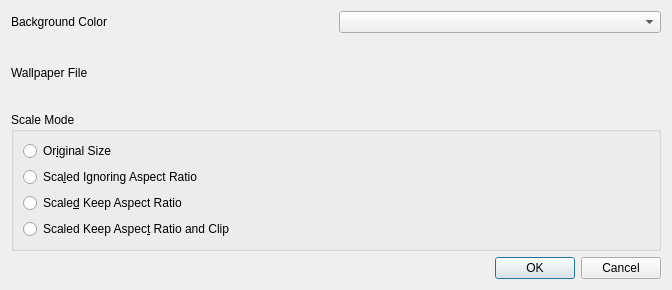
Before: the Qt Designer form ConfigureDesktopDialog.ui in KDE/liquidshell, drawn with Qt 5.
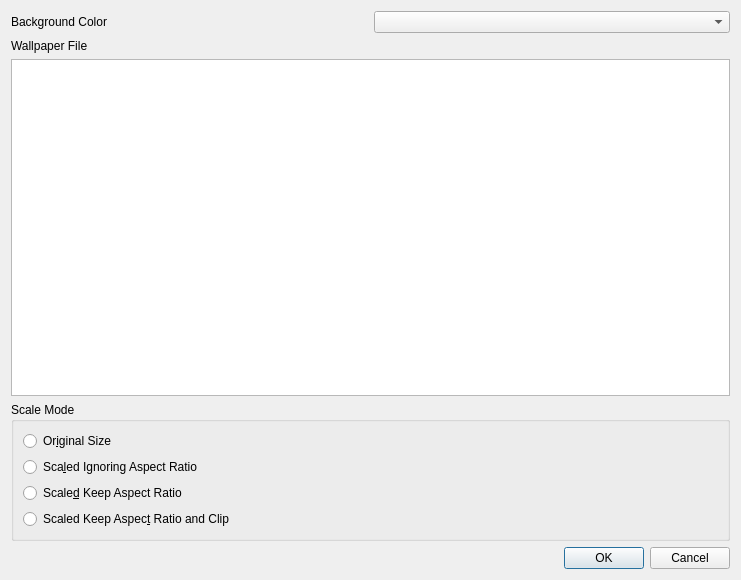
After: the same form once the commit is applied. Custom widgets are drawn as their Qt base class.

```diff
--- a/ConfigureDesktopDialog.ui
+++ b/ConfigureDesktopDialog.ui
@@ -7,8 +7,8 @@
    <rect>
     <x>0</x>
     <y>0</y>
-    <width>672</width>
-    <height>290</height>
+    <width>741</width>
+    <height>580</height>
    </rect>
   </property>
   <property name="windowTitle">
@@ -39,6 +39,28 @@
      </item>
     </layout>
    </item>
+   <item>
+    <widget class="QListWidget" name="iconView">
+     <property name="movement">
+      <enum>QListView::Static</enum>
+     </property>
+     <property name="flow">
+      <enum>QListView::LeftToRight</enum>
+     </property>
+     <property name="resizeMode">
+      <enum>QListView::Adjust</enum>
+     </property>
+     <property name="spacing">
+      <number>10</number>
+     </property>
+     <property name="viewMode">
+      <enum>QListView::IconMode</enum>
+     </property>
+     <property name="uniformItemSizes">
+      <bool>true</bool>
+     </property>
+    </widget>
+   </item>
    <item>
     <widget class="QGroupBox" name="groupBox">
      <property name="title">
@@ -89,16 +111,16 @@
   </layout>
  </widget>
  <customwidgets>
-  <customwidget>
-   <class>KUrlRequester</class>
-   <extends>QWidget</extends>
-   <header>kurlrequester.h</header>
-  </customwidget>
   <customwidget>
    <class>KColorCombo</class>
    <extends>QComboBox</extends>
    <header>kcolorcombo.h</header>
   </customwidget>
+  <customwidget>
+   <class>KUrlRequester</class>
+   <extends>QWidget</extends>
+   <header>kurlrequester.h</header>
+  </customwidget>
  </customwidgets>
  <resources/>
  <connections>
```
